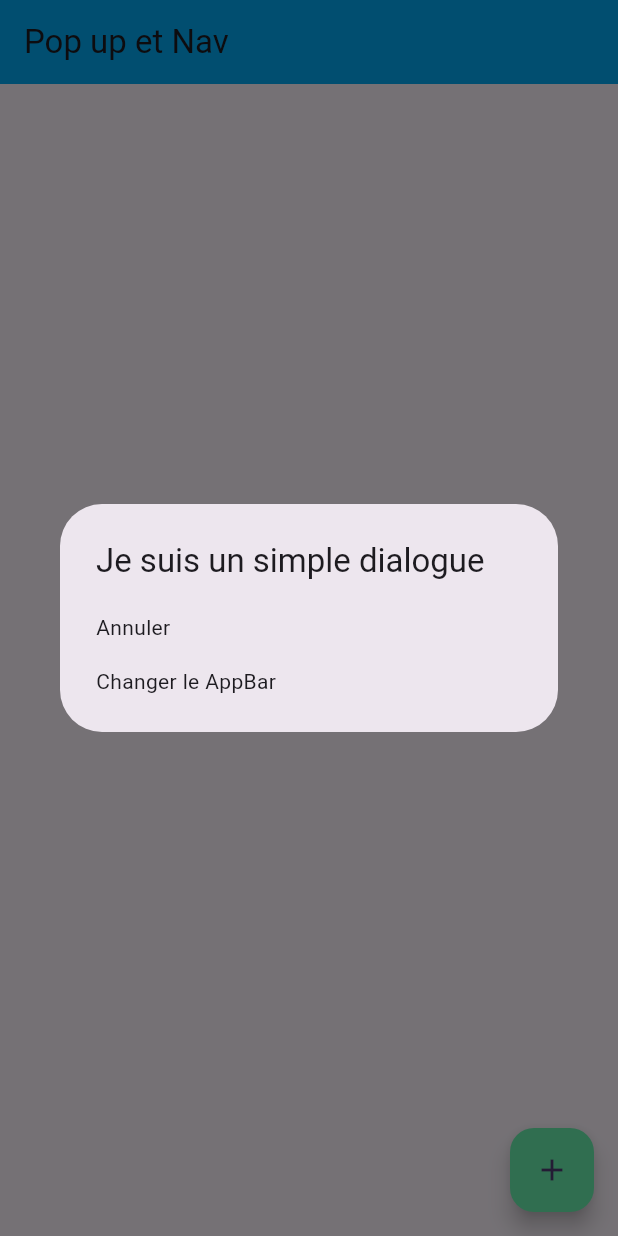
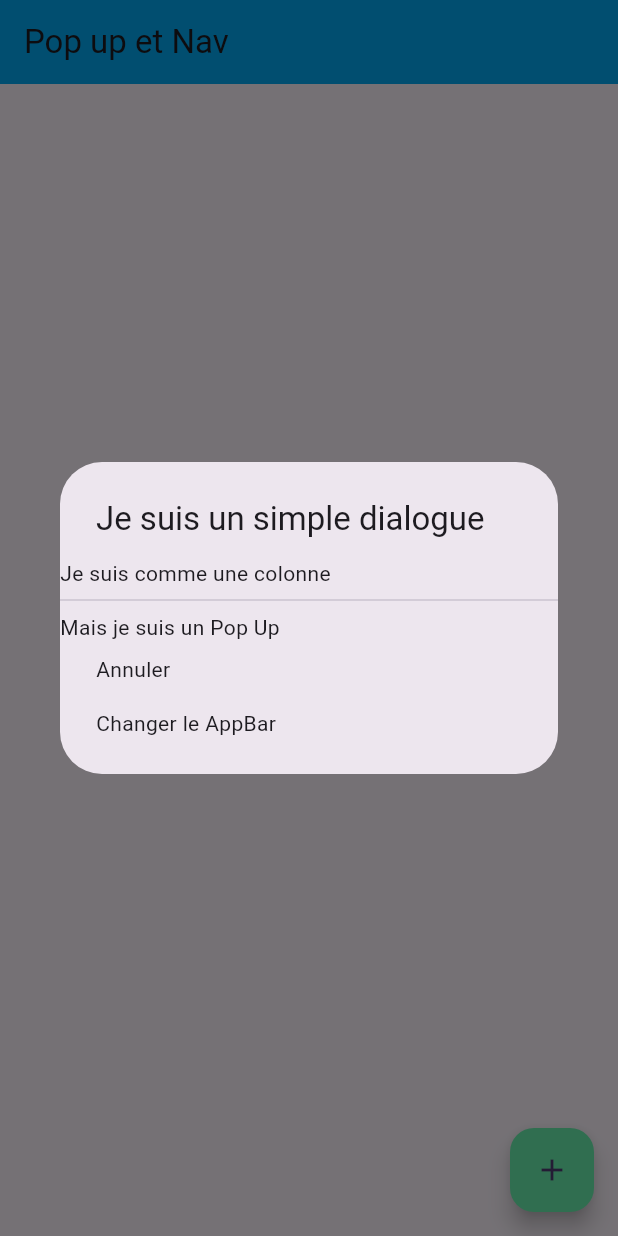
Before and after one commit to AshDest/State_full_widget, a Flutter app: the screen it shows after launch, after a tap on "Montrer simple", on a phone screen of 412 x 824 dp. Run offline on Flutter 3.47's test engine with Material 2 defaults, Android fonts, the phone set to English and light mode, and no system bars.

Commit message:
Ash commit

```diff
--- a/lib/main.dart
+++ b/lib/main.dart
@@ -137,6 +137,9 @@ class _MyHomePageState extends State<MyHomePage> {
     final simple = SimpleDialog(
       title: const Text('Je suis un simple dialogue'),
       children: [
+        const Text("Je suis comme une colonne"),
+        const Divider(),
+        const Text("Mais je suis un Pop Up"),
         SimpleDialogOption(
           onPressed: () {
             Navigator.of(context).pop();
@@ -153,6 +156,7 @@ class _MyHomePageState extends State<MyHomePage> {
           child: const Text('Changer le AppBar'),
         ),
       ],
+      elevation: 15,
     );
     return simple;
   }
```
